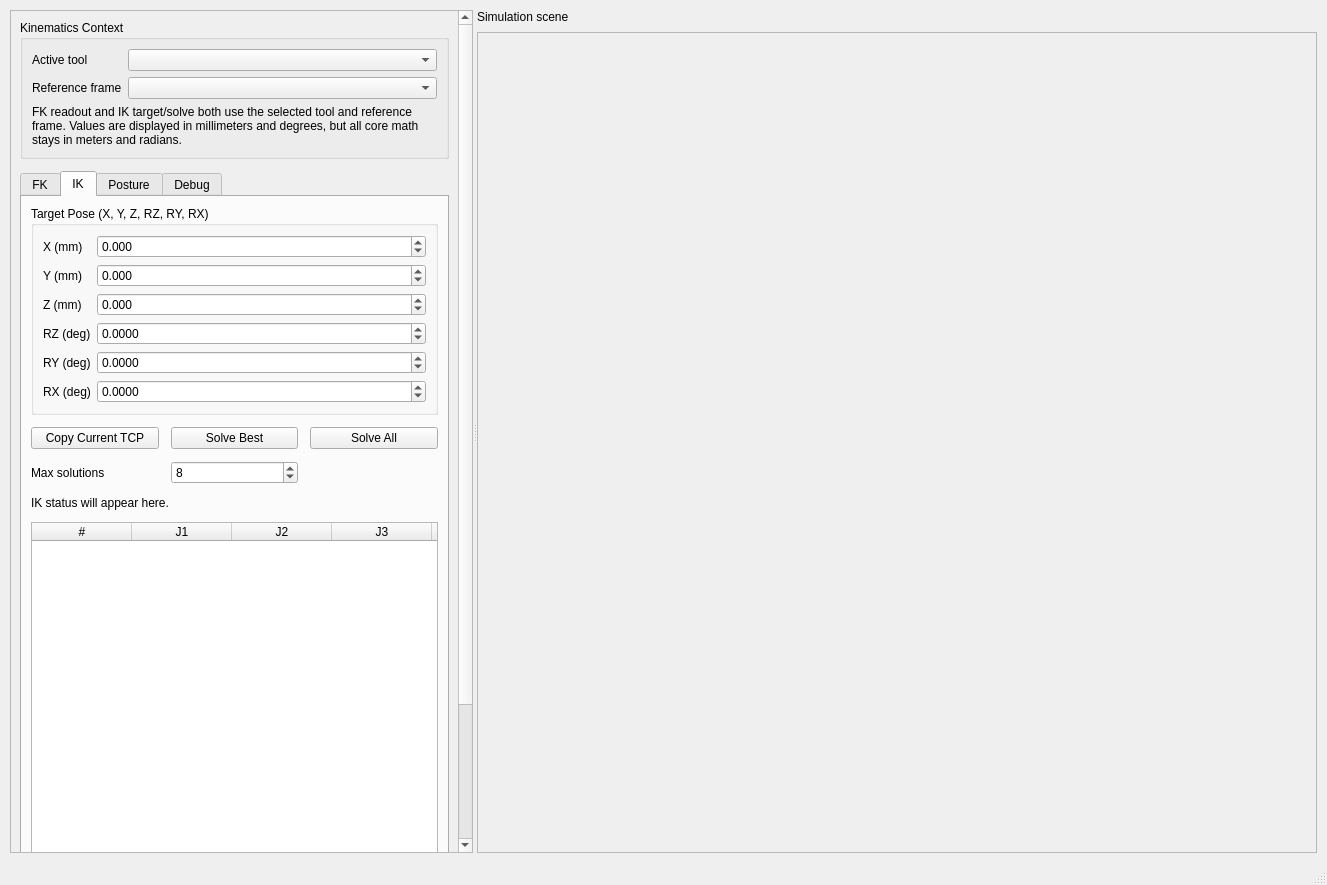
Qt form examples/Robot3DVizualize/mainwindow.ui (gstorm-b/RobotKinematics) before a commit.
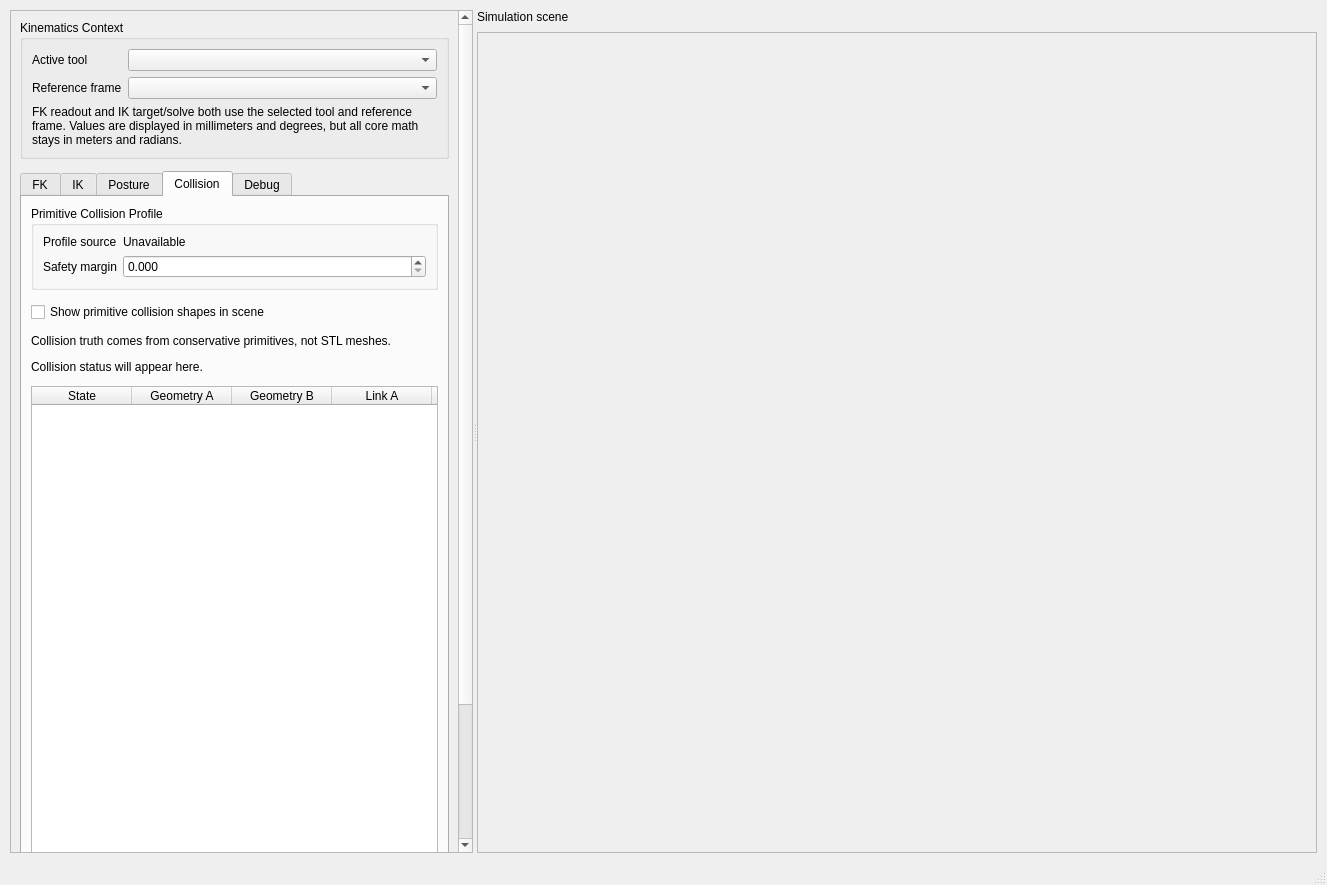
The same form after that commit. The open tabs and pages were chosen to show the change.

Commit message:
collision check
check part collision by primitive shape

```diff
--- a/examples/Robot3DVizualize/mainwindow.ui
+++ b/examples/Robot3DVizualize/mainwindow.ui
@@ -893,10 +893,148 @@
                  <height>40</height>
                 </size>
                </property>
-              </spacer>
-             </item>
-            </layout>
-           </widget>
+             </spacer>
+            </item>
+           </layout>
+          </widget>
+          <widget class="QWidget" name="collisionTab">
+           <attribute name="title">
+            <string>Collision</string>
+           </attribute>
+           <layout class="QVBoxLayout" name="collisionTabLayout">
+            <property name="spacing">
+             <number>12</number>
+            </property>
+            <item>
+             <widget class="QGroupBox" name="collisionProfileGroupBox">
+              <property name="title">
+               <string>Primitive Collision Profile</string>
+              </property>
+              <layout class="QFormLayout" name="collisionProfileFormLayout">
+               <item row="0" column="0">
+                <widget class="QLabel" name="collisionProfileLabel">
+                 <property name="text">
+                  <string>Profile source</string>
+                 </property>
+                </widget>
+               </item>
+               <item row="0" column="1">
+                <widget class="QLabel" name="collisionProfileValueLabel">
+                 <property name="text">
+                  <string>Unavailable</string>
+                 </property>
+                 <property name="wordWrap">
+                  <bool>true</bool>
+                 </property>
+                </widget>
+               </item>
+               <item row="1" column="0">
+                <widget class="QLabel" name="collisionSafetyMarginLabel">
+                 <property name="text">
+                  <string>Safety margin</string>
+                 </property>
+                </widget>
+               </item>
+               <item row="1" column="1">
+                <widget class="QDoubleSpinBox" name="collisionSafetyMarginSpinBox">
+                 <property name="decimals">
+                  <number>3</number>
+                 </property>
+                 <property name="minimum">
+                  <double>0.000000000000000</double>
+                 </property>
+                 <property name="maximum">
+                  <double>250.000000000000000</double>
+                 </property>
+                 <property name="singleStep">
+                  <double>1.000000000000000</double>
+                 </property>
+                </widget>
+               </item>
+              </layout>
+             </widget>
+            </item>
+            <item>
+             <widget class="QCheckBox" name="showPrimitiveShapesCheckBox">
+              <property name="text">
+               <string>Show primitive collision shapes in scene</string>
+              </property>
+             </widget>
+            </item>
+            <item>
+             <widget class="QLabel" name="collisionProfileNoteLabel">
+              <property name="text">
+               <string>Collision truth comes from conservative primitives, not STL meshes.</string>
+              </property>
+              <property name="wordWrap">
+               <bool>true</bool>
+              </property>
+             </widget>
+            </item>
+            <item>
+             <widget class="QLabel" name="collisionStatusLabel">
+              <property name="text">
+               <string>Collision status will appear here.</string>
+              </property>
+              <property name="wordWrap">
+               <bool>true</bool>
+              </property>
+             </widget>
+            </item>
+            <item>
+             <widget class="QTableWidget" name="collisionPairsTableWidget">
+              <property name="editTriggers">
+               <set>QAbstractItemView::EditTrigger::NoEditTriggers</set>
+              </property>
+              <property name="alternatingRowColors">
+               <bool>true</bool>
+              </property>
+              <property name="selectionMode">
+               <enum>QAbstractItemView::SelectionMode::SingleSelection</enum>
+              </property>
+              <property name="selectionBehavior">
+               <enum>QAbstractItemView::SelectionBehavior::SelectRows</enum>
+              </property>
+              <property name="columnCount">
+               <number>6</number>
+              </property>
+              <attribute name="horizontalHeaderStretchLastSection">
+               <bool>true</bool>
+              </attribute>
+              <column>
+               <property name="text">
+                <string>State</string>
+               </property>
+              </column>
+              <column>
+               <property name="text">
+                <string>Geometry A</string>
+               </property>
+              </column>
+              <column>
+               <property name="text">
+                <string>Geometry B</string>
+               </property>
+              </column>
+              <column>
+               <property name="text">
+                <string>Link A</string>
+               </property>
+              </column>
+              <column>
+               <property name="text">
+                <string>Link B</string>
+               </property>
+              </column>
+              <column>
+               <property name="text">
+                <string>Clearance (mm)</string>
+               </property>
+              </column>
+             </widget>
+            </item>
+           </layout>
+          </widget>
            <widget class="QWidget" name="debugTab">
             <attribute name="title">
              <string>Debug</string>
```
The commit also changes 50 other files.
